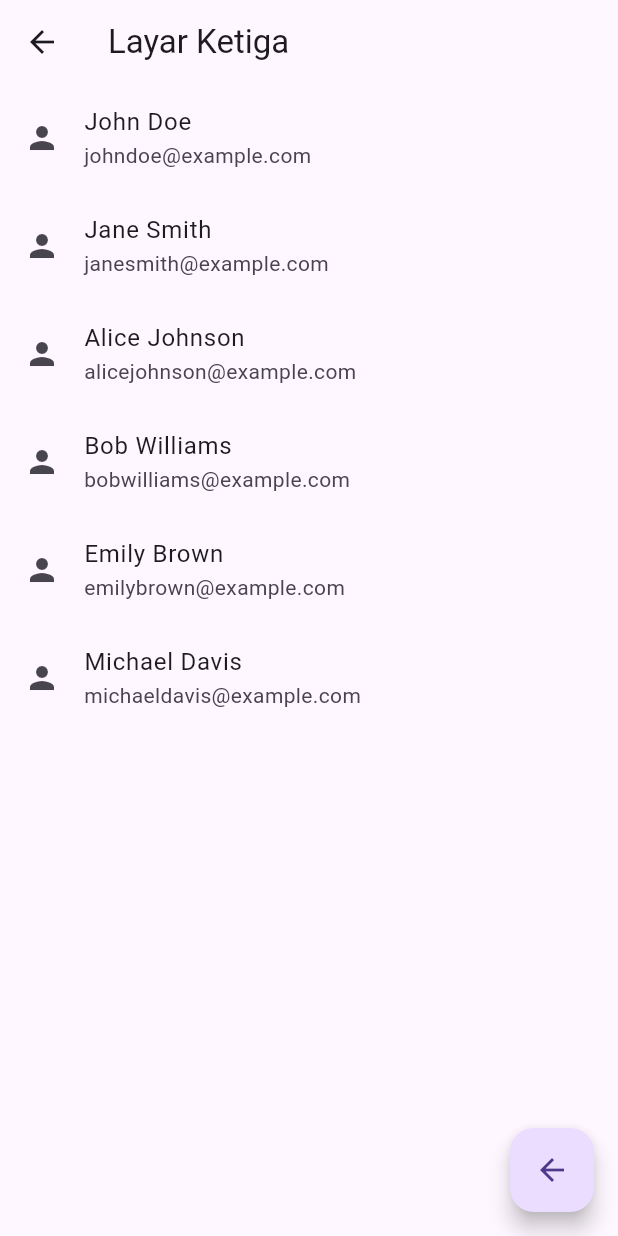
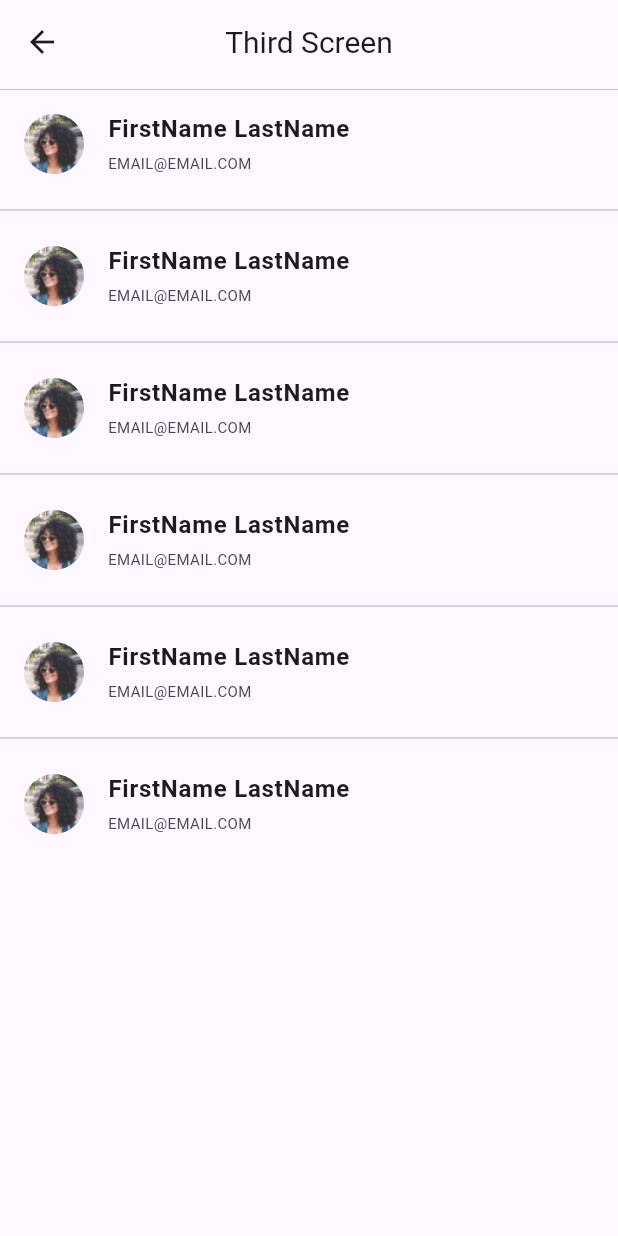
Before and after one commit to Akdes034/InternshipTesting, a Flutter app: the ThirdScreen screen opened directly, on a phone screen of 412 x 824 dp. Run offline on Flutter 3.47's test engine with Material 3 defaults, Android fonts, the phone set to English and light mode, and no system bars.

Commit message:
end progress

```diff
--- a/untitled2/lib/ThirdScreen.dart
+++ b/untitled2/lib/ThirdScreen.dart
@@ -3,52 +3,91 @@ import 'package:flutter/material.dart';
 class ThirdScreen extends StatelessWidget {
   final List<Map<String, String>> users = [
     {
-      'name': 'John Doe',
-      'email': 'johndoe@example.com',
+      'name': 'FirstName LastName',
+      'email': 'EMAIL@EMAIL.COM',
     },
     {
-      'name': 'Jane Smith',
-      'email': 'janesmith@example.com',
+      'name': 'FirstName LastName',
+      'email': 'EMAIL@EMAIL.COM',
     },
     {
-      'name': 'Alice Johnson',
-      'email': 'alicejohnson@example.com',
+      'name': 'FirstName LastName',
+      'email': 'EMAIL@EMAIL.COM',
     },
     {
-      'name': 'Bob Williams',
-      'email': 'bobwilliams@example.com',
+      'name': 'FirstName LastName',
+      'email': 'EMAIL@EMAIL.COM',
     },
     {
-      'name': 'Emily Brown',
-      'email': 'emilybrown@example.com',
+      'name': 'FirstName LastName',
+      'email': 'EMAIL@EMAIL.COM',
     },
     {
-      'name': 'Michael Davis',
-      'email': 'michaeldavis@example.com',
+      'name': 'FirstName LastName',
+      'email': 'EMAIL@EMAIL.COM',
     },
   ];
 
   @override
   Widget build(BuildContext context) {
     return Scaffold(
-      appBar: AppBar(
-        title: Text('Layar Ketiga'),
+      appBar: PreferredSize(
+        preferredSize: Size.fromHeight(60.0),
+        child: Container(
+          decoration: BoxDecoration(
+            border: Border(
+              bottom: BorderSide(
+                color: Colors.grey,
+                width: 0.5,
+              ),
+            ),
+          ),
+          child: Padding(
+            padding: EdgeInsets.symmetric(horizontal: 0.0),
+            child: AppBar(
+              title: _buildAppBarTitle(),
+              centerTitle: true,
+              elevation: 0,
+            ),
+          ),
+        ),
       ),
       body: ListView.builder(
-        itemCount: users.length,
+        itemCount: users.length * 2 - 1,
         itemBuilder: (BuildContext context, int index) {
+          if (index.isOdd) {
+            return Divider();
+          }
+          final itemIndex = index ~/ 2;
           return ListTile(
-            leading: Icon(Icons.person),
-            title: Text(users[index]['name']!),
-            subtitle: Text(users[index]['email']!),
+            leading: CircleAvatar(
+              backgroundImage: AssetImage('assets/profile.png'),
+              radius: 20,
+            ),
+            title: Text(
+              users[itemIndex]['name']!,
+              style: TextStyle(
+                fontSize: 16,
+                fontWeight: FontWeight.bold,
+              ),
+            ),
+            subtitle: Text(
+              users[itemIndex]['email']!,
+              style: TextStyle(
+                fontSize: 10,
+                fontWeight: FontWeight.normal,
+              ),
+            ),
           );
         },
       ),
-      floatingActionButton: FloatingActionButton(
-        onPressed: () {
-          Navigator.pop(context);
-        },
-        child: Icon(Icons.arrow_back),
+    );
+  }
+  Widget _buildAppBarTitle() {
+    return Text(
+      'Third Screen',
+      style: TextStyle(
+        fontSize: 20.0,
       ),
     );
   }
--- a/untitled2/lib/main.dart
+++ b/untitled2/lib/main.dart
@@ -6,11 +6,11 @@ import 'ThirdScreen.dart';
 void main() {
   runApp(MyApp());
 }
-
 class MyApp extends StatelessWidget {
   @override
   Widget build(BuildContext context) {
     return MaterialApp(
+      debugShowCheckedModeBanner: false, // Nonaktifkan banner debug
       home: FirstScreen(),
     );
   }
--- a/untitled2/pubspec.yaml
+++ b/untitled2/pubspec.yaml
@@ -31,7 +31,6 @@ dependencies:
   flutter:
     sdk: flutter
 
-
   # The following adds the Cupertino Icons font to your application.
   # Use with the CupertinoIcons class for iOS style icons.
   cupertino_icons: ^1.0.2
@@ -52,6 +51,8 @@ dev_dependencies:
 
 # The following section is specific to Flutter packages.
 flutter:
+  assets:
+    - assets/
 
   # The following line ensures that the Material Icons font is
   # included with your application, so that you can use the icons in
```
Also changed, not shown: untitled2/lib/FirstScreen.dart (+63 -6 lines), untitled2/lib/SecondScreen.dart (+61 -14 lines), untitled2/assets/background.png (added), untitled2/assets/profile.png (added).
